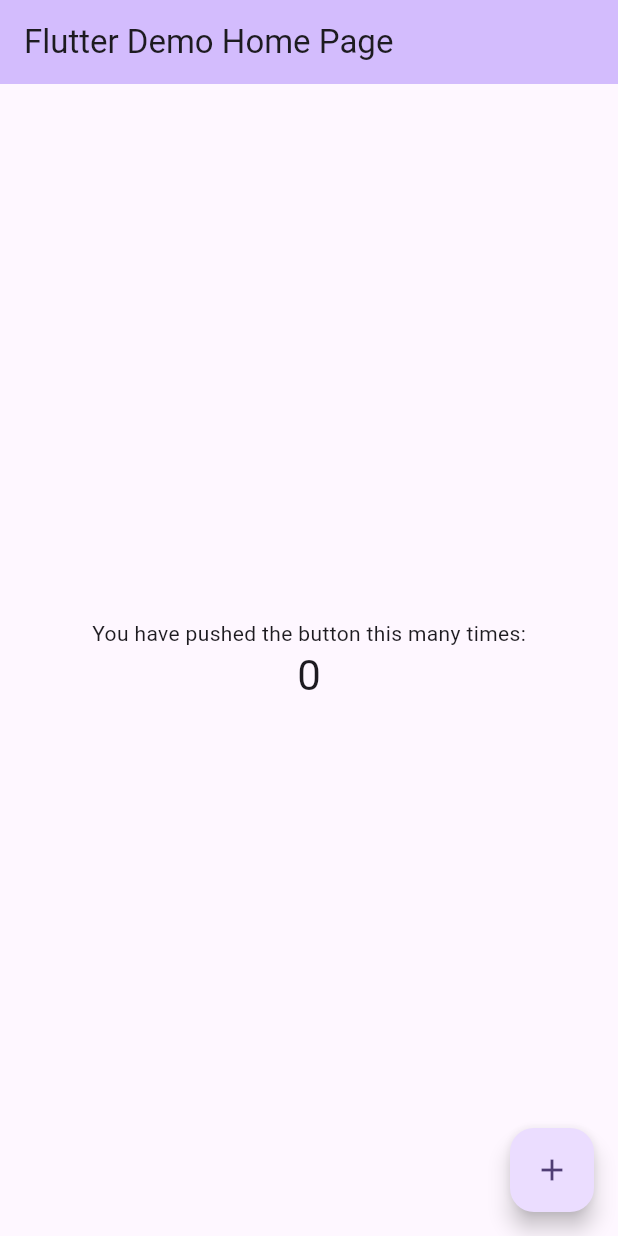
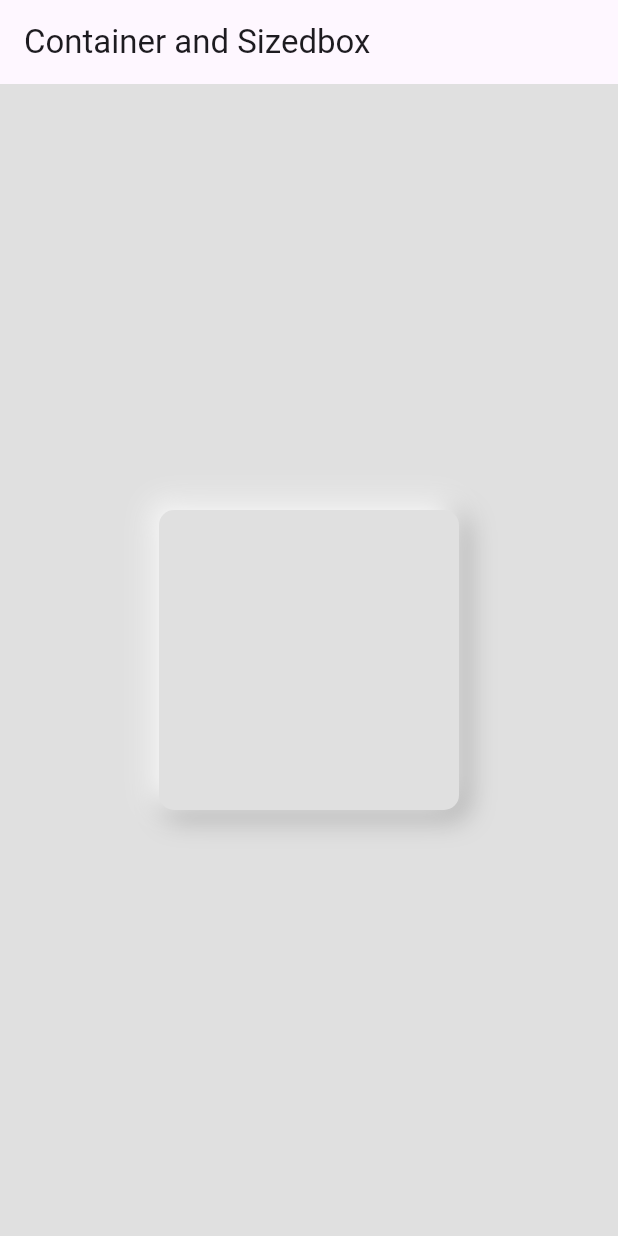
Before and after one commit to rane-ganesh/flutter_widgets, a Flutter app: the screen it shows after launch, on a phone screen of 412 x 824 dp. Run offline on Flutter 3.47's test engine with Material 3 defaults, Android fonts, the phone set to English and light mode, and no system bars.

Commit message:
Container and SizedBox Widget

```diff
--- a/lib/main.dart
+++ b/lib/main.dart
@@ -1,4 +1,5 @@
 import 'package:flutter/material.dart';
+import 'package:flutter_widgets/widgets/container_sizedbox.dart';
 
 void main() {
   runApp(const MyApp());
@@ -7,119 +8,15 @@ void main() {
 class MyApp extends StatelessWidget {
   const MyApp({super.key});
 
-  // This widget is the root of your application.
   @override
   Widget build(BuildContext context) {
     return MaterialApp(
-      title: 'Flutter Demo',
       theme: ThemeData(
-        // This is the theme of your application.
-        //
-        // TRY THIS: Try running your application with "flutter run". You'll see
-        // the application has a purple toolbar. Then, without quitting the app,
-        // try changing the seedColor in the colorScheme below to Colors.green
-        // and then invoke "hot reload" (save your changes or press the "hot
-        // reload" button in a Flutter-supported IDE, or press "r" if you used
-        // the command line to start the app).
-        //
-        // Notice that the counter didn't reset back to zero; the application
-        // state is not lost during the reload. To reset the state, use hot
-        // restart instead.
-        //
-        // This works for code too, not just values: Most code changes can be
-        // tested with just a hot reload.
-        colorScheme: ColorScheme.fromSeed(seedColor: Colors.deepPurple),
-        useMaterial3: true,
+        // brightness: Brightness.dark,
+        primaryColor: Colors.deepPurple,
       ),
-      home: const MyHomePage(title: 'Flutter Demo Home Page'),
+      home: const ContainerSizedbox(),
+      debugShowCheckedModeBanner: false,
     );
   }
 }
-
-class MyHomePage extends StatefulWidget {
-  const MyHomePage({super.key, required this.title});
-
-  // This widget is the home page of your application. It is stateful, meaning
-  // that it has a State object (defined below) that contains fields that affect
-  // how it looks.
-
-  // This class is the configuration for the state. It holds the values (in this
-  // case the title) provided by the parent (in this case the App widget) and
-  // used by the build method of the State. Fields in a Widget subclass are
-  // always marked "final".
-
-  final String title;
-
-  @override
-  State<MyHomePage> createState() => _MyHomePageState();
-}
-
-class _MyHomePageState extends State<MyHomePage> {
-  int _counter = 0;
-
-  void _incrementCounter() {
-    setState(() {
-      // This call to setState tells the Flutter framework that something has
-      // changed in this State, which causes it to rerun the build method below
-      // so that the display can reflect the updated values. If we changed
-      // _counter without calling setState(), then the build method would not be
-      // called again, and so nothing would appear to happen.
-      _counter++;
-    });
-  }
-
-  @override
-  Widget build(BuildContext context) {
-    // This method is rerun every time setState is called, for instance as done
-    // by the _incrementCounter method above.
-    //
-    // The Flutter framework has been optimized to make rerunning build methods
-    // fast, so that you can just rebuild anything that needs updating rather
-    // than having to individually change instances of widgets.
-    return Scaffold(
-      appBar: AppBar(
-        // TRY THIS: Try changing the color here to a specific color (to
-        // Colors.amber, perhaps?) and trigger a hot reload to see the AppBar
-        // change color while the other colors stay the same.
-        backgroundColor: Theme.of(context).colorScheme.inversePrimary,
-        // Here we take the value from the MyHomePage object that was created by
-        // the App.build method, and use it to set our appbar title.
-        title: Text(widget.title),
-      ),
-      body: Center(
-        // Center is a layout widget. It takes a single child and positions it
-        // in the middle of the parent.
-        child: Column(
-          // Column is also a layout widget. It takes a list of children and
-          // arranges them vertically. By default, it sizes itself to fit its
-          // children horizontally, and tries to be as tall as its parent.
-          //
-          // Column has various properties to control how it sizes itself and
-          // how it positions its children. Here we use mainAxisAlignment to
-          // center the children vertically; the main axis here is the vertical
-          // axis because Columns are vertical (the cross axis would be
-          // horizontal).
-          //
-          // TRY THIS: Invoke "debug painting" (choose the "Toggle Debug Paint"
-          // action in the IDE, or press "p" in the console), to see the
-          // wireframe for each widget.
-          mainAxisAlignment: MainAxisAlignment.center,
-          children: <Widget>[
-            const Text(
-              'You have pushed the button this many times:',
-            ),
-            Text(
-              '$_counter',
-              style: Theme.of(context).textTheme.headlineMedium,
-            ),
-          ],
-        ),
-      ),
-      floatingActionButton: FloatingActionButton(
-        onPressed: _incrementCounter,
-        tooltip: 'Increment',
-        child: const Icon(Icons.add),
-      ), // This trailing comma makes auto-formatting nicer for build methods.
-    );
-  }
-}
--- /dev/null
+++ b/lib/widgets/container_sizedbox.dart
@@ -0,0 +1,70 @@
+import 'package:flutter/material.dart';
+
+class ContainerSizedbox extends StatelessWidget {
+  const ContainerSizedbox({super.key});
+
+  @override
+  Widget build(BuildContext context) {
+    return Scaffold(
+      appBar: AppBar(
+        title: const Text('Container and Sizedbox'),
+      ),
+      backgroundColor: Colors.grey[300],
+      body: Center(
+        child: Container(
+          // alignment: const  Alignment(0, 0),
+          height: 200,
+          width: 200,
+          decoration: BoxDecoration(
+            // color: Colors.amber,
+            color: Colors.grey[300],
+            borderRadius: BorderRadius.circular(10),
+            boxShadow: [
+              BoxShadow(
+                color: Colors.grey.shade500,
+                offset: const Offset(4.0, 4.0),
+                blurRadius: 15.0,
+                spreadRadius: 1.0,
+              ),
+              const BoxShadow(
+                color: Colors.white,
+                offset: Offset(-4.0, -4.0),
+                blurRadius: 15.0,
+                spreadRadius: 1.0,
+              ),
+            ],
+            // shape: BoxShape.circle,
+            // border: Border.all(color: Colors.black, width: 2),
+          ),
+          // child: Text('Hello'),
+        ),
+      ),
+
+      // body: Center(
+      //   child: Container(
+      //     height: 100,
+      //     width: 100,
+      //     decoration: const BoxDecoration(
+      //       color: Colors.lightBlue,
+      //       // shape: BoxShape.circle,
+      //       borderRadius: BorderRadius.all(
+      //         Radius.circular(20),
+      //       ),
+      //       boxShadow: [
+      //         BoxShadow(
+      //           blurRadius: 5,
+      //           color: Colors.white,
+      //         )
+      //       ],
+      //     ),
+      //     child: const Center(
+      //       child: Text(
+      //         'Hello ',
+      //         style: TextStyle(fontSize: 20),
+      //       ),
+      //     ),
+      //   ),
+      // ),
+    );
+  }
+}
```
